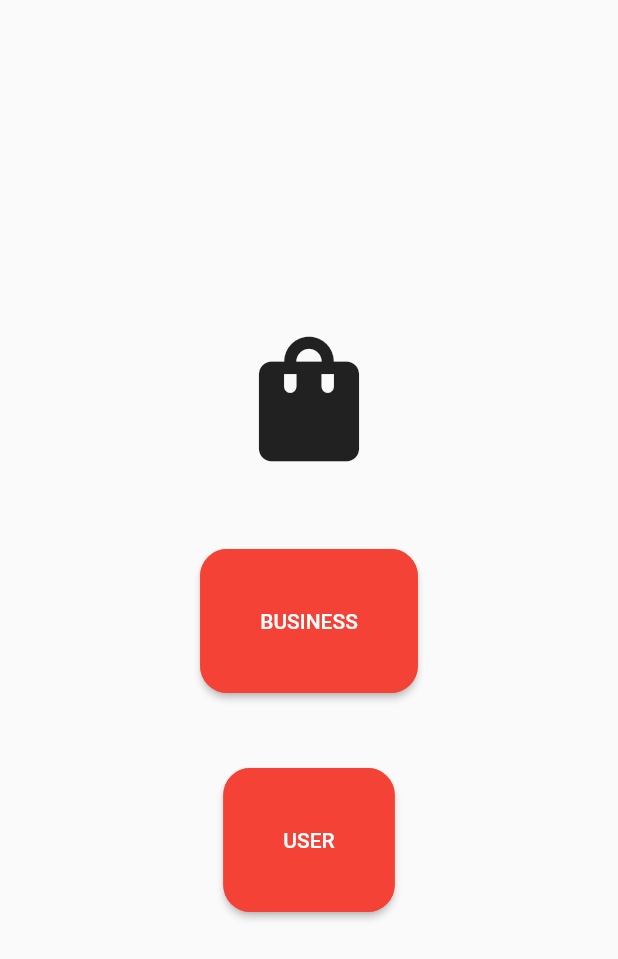
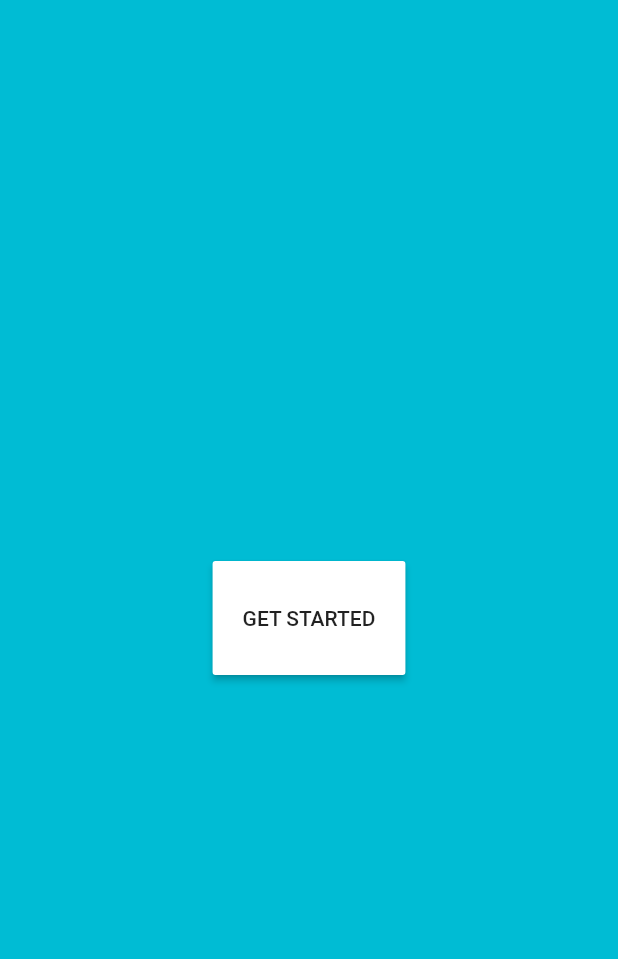
Before and after one commit to Deepinder1/flutter_ecomm, a Flutter app: the screen it shows after launch, on a phone screen of 412 x 824 dp. Shown: the top 959 px of the screen. Run offline on Flutter 3.47's test engine with Material 2 defaults, Android fonts, the phone set to English and light mode, and no system bars; our stand-ins replace charts_flutter, cloud_firestore, eva_icons_flutter, firebase_auth, firebase_core, firebase_database and 8 more; missing offline and left inert: qr_code_scanner; accounts and stored records are empty.

Commit message:
ui improvement

```diff
--- a/lib/business/screens/email_signup.dart
+++ b/lib/business/screens/email_signup.dart
@@ -1,7 +1,6 @@
 import 'package:firebase_auth/firebase_auth.dart';
 import 'package:firebase_database/firebase_database.dart';
 import 'package:flutter/material.dart';
-
 import 'admin.dart';
 
 class EmailSignUp extends StatefulWidget {
--- a/lib/main.dart
+++ b/lib/main.dart
@@ -7,6 +7,7 @@ import 'package:flutter_ecom/business/providers/products_provider.dart';
 import 'package:flutter_ecom/business/screens/admin.dart';
 import 'package:flutter_ecom/business/screens/signup.dart';
 import 'package:flutter_ecom/user/helpers/navigations.dart';
+import 'package:flutter_ecom/user/helpers/style.dart';
 import 'package:flutter_ecom/user/provider/app.dart';
 import 'package:flutter_ecom/user/provider/product.dart';
 import 'package:flutter_ecom/user/provider/user.dart';
@@ -29,12 +30,30 @@ void main() async {
       ],
       child: MaterialApp(
         debugShowCheckedModeBanner: false,
-        theme: ThemeData(primarySwatch: Colors.amber),
-        // home: SignUp(),
-        home: ScreensController(),
+        theme: ThemeData(primarySwatch: cyan),
+        home: IntroScreen1(),
       ),
     ),
   );
+}
+
+class IntroScreen1 extends StatelessWidget {
+  @override
+  Widget build(BuildContext context) {
+    return Scaffold(
+      backgroundColor: cyan,
+      body: Center(
+        child: RaisedButton(
+          splashColor: cyan,
+          padding: EdgeInsets.symmetric(vertical: 30.0, horizontal: 20.0),
+          autofocus: true,
+          color: white,
+          child: Text('Get Started'.toUpperCase()),
+          onPressed: () => changeScreen(context, ScreensController()),
+        ),
+      ),
+    );
+  }
 }
 
 class ScreensController extends StatelessWidget {
@@ -44,15 +63,17 @@ class ScreensController extends StatelessWidget {
       DeviceOrientation.portraitUp,
       DeviceOrientation.portraitDown,
     ]);
-    //TODO Add splash screen with logic
     return Scaffold(
       body: Center(
         child: Column(
           mainAxisAlignment: MainAxisAlignment.center,
           children: [
-            Icon(
-              Icons.shopping_bag,
-              size: 100,
+            Container(
+              alignment: Alignment.center,
+              child: Image.asset(
+                "assets/nidus.jpg",
+                width: 280.0,
+              ),
             ),
             SizedBox(
               height: 50,
@@ -61,7 +82,7 @@ class ScreensController extends StatelessWidget {
               padding: EdgeInsets.all(40),
               shape: RoundedRectangleBorder(
                   borderRadius: BorderRadius.circular(18.0),
-                  side: BorderSide(color: Colors.red)),
+                  side: BorderSide(color: Colors.amber)),
               onPressed: () {
                 changeScreen(context, AdminScreenController());
               },
@@ -87,7 +108,6 @@ class ScreensController extends StatelessWidget {
         ),
       ),
     );
-    // return HomePage();
   }
 }
 
@@ -131,7 +151,6 @@ class UserScreenController extends StatelessWidget {
     }
   }
 }
-//TODO Refactor code as much possible
 
 // Start-up logo screen for the app
 // Sign in page required (user sign up and business sign up). You need to link database with user sign up and business sign up.
--- a/lib/user/helpers/style.dart
+++ b/lib/user/helpers/style.dart
@@ -7,3 +7,4 @@ const Color white = Colors.white;
 const Color black = Colors.black;
 const Color grey = Colors.grey;
 const Color green = Colors.green;
+const Color cyan = Colors.cyan;
```
Also changed, not shown: assets/nidus.jpg (added), assets/second_page.png (added).
